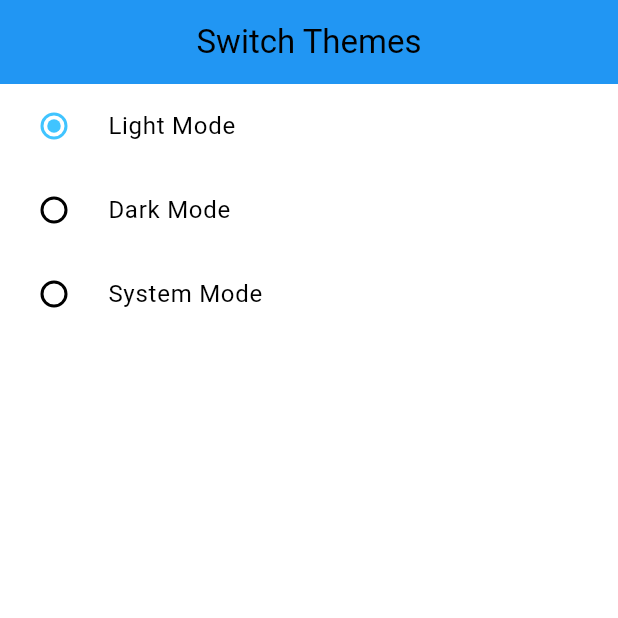
After one commit to Rashadul-hub/provider_flutter, a Flutter app: the screen it shows after launch, after a tap on "Light Mode", on a phone screen of 412 x 824 dp, the top half of it. The commit adds this screen. Run offline on Flutter 3.47's test engine with Material 3 defaults, Android fonts, the phone set to English and light mode, and no system bars.

Commit message:
(Complete)Change App Theme (Provider)

```diff
--- /dev/null
+++ b/lib/example_screens/theme/dark_theme_screen.dart
@@ -0,0 +1,44 @@
+import 'package:flutter/material.dart';
+import 'package:provider/provider.dart';
+
+import '../../provider/theme_changer_provider.dart';
+
+class DarkThemeScreen extends StatefulWidget {
+  const DarkThemeScreen({super.key});
+
+  @override
+  State<DarkThemeScreen> createState() => _DarkThemeScreenState();
+}
+
+class _DarkThemeScreenState extends State<DarkThemeScreen> {
+  @override
+  Widget build(BuildContext context) {
+    final themeChangerProvider = Provider.of<ThemeChangerProvider>(context);
+
+    return Scaffold(
+      appBar: AppBar(
+        centerTitle: true,
+        title: Text('Switch Themes'),
+      ),
+      body: Column(
+        children: [
+          RadioListTile<ThemeMode>(
+              title: Text('Light Mode'),
+              value: ThemeMode.light,
+              groupValue: themeChangerProvider.themeMode,
+              onChanged: themeChangerProvider.setTheme),
+          RadioListTile<ThemeMode>(
+              title: Text('Dark Mode'),
+              value: ThemeMode.dark,
+              groupValue: themeChangerProvider.themeMode,
+              onChanged: themeChangerProvider.setTheme),
+          RadioListTile<ThemeMode>(
+              title: Text('System Mode'),
+              value: ThemeMode.system,
+              groupValue: themeChangerProvider.themeMode,
+              onChanged: themeChangerProvider.setTheme),
+        ],
+      ),
+    );
+  }
+}
--- a/lib/main.dart
+++ b/lib/main.dart
@@ -1,10 +1,12 @@
 import 'package:flutter/material.dart';
 import 'package:provider/provider.dart';
-import 'package:provider_flutter/example_screens/favourite/favourite_screen.dart';
-import 'package:provider_flutter/example_screens/sliderColor_change_example.dart';
+
 import 'package:provider_flutter/provider/count_provider.dart';
 import 'package:provider_flutter/provider/favourite_provider.dart';
 import 'package:provider_flutter/provider/slider_color_change_provider.dart';
+import 'package:provider_flutter/provider/theme_changer_provider.dart';
+
+import 'example_screens/theme/dark_theme_screen.dart';
 
 void main() {
   runApp(const MyApp());
@@ -16,28 +18,51 @@ class MyApp extends StatelessWidget {
   // This widget is the root of your application.
   @override
   Widget build(BuildContext context) {
-
     return MultiProvider(
-
       providers: [
         ChangeNotifierProvider(create: (_) => CountProvider()),
         ChangeNotifierProvider(create: (_) => SliderColorChangeProvider()),
         ChangeNotifierProvider(create: (_) => FavouriteProvider()),
+        ChangeNotifierProvider(create: (_) => ThemeChangerProvider()),
       ],
+      child: Builder(builder: (BuildContext context) {
+        //Initialize ThemeChanger Provider Class
+        final themeChangerProvider = Provider.of<ThemeChangerProvider>(context);
 
-      child:MaterialApp(
-        debugShowCheckedModeBanner: false,
-        title: 'Flutter Demo',
-        theme: ThemeData(
+        return MaterialApp(
+          debugShowCheckedModeBanner: false,
+          title: 'Flutter Demo',
 
-          colorScheme: ColorScheme.fromSeed(seedColor: Colors.deepPurple),
-          useMaterial3: true,
-        ),
-        home:  const FavouriteScreen(),
-      ) ,
+          //Add Provider for Theme Mode
+          themeMode: themeChangerProvider.themeMode,
+
+          //Themes Demo  For Light Mode
+          theme: ThemeData(
+            brightness: Brightness.light,
+            colorScheme: ColorScheme.light(
+              primary: Colors.lightBlueAccent,
+             ),
+            appBarTheme: AppBarTheme(
+              backgroundColor: Colors.blue
+            ),
+            useMaterial3: true,
+          ),
+
+          //Themes Demo For Dark Mode
+          darkTheme: ThemeData(
+            brightness: Brightness.dark,
+            colorScheme: const ColorScheme.dark(
+              primary: Colors.red
+            ),
+            appBarTheme: AppBarTheme(
+                backgroundColor: Colors.red
+            ),
+            useMaterial3: true,
+          ),
+
+          home: const DarkThemeScreen(),
+        );
+      }),
     );
-
-
-
   }
 }
--- /dev/null
+++ b/lib/provider/theme_changer_provider.dart
@@ -0,0 +1,14 @@
+import 'package:flutter/foundation.dart';
+import 'package:flutter/material.dart';
+
+class ThemeChangerProvider with ChangeNotifier{
+
+  var _themeMode = ThemeMode.light;
+  ThemeMode get themeMode => _themeMode;
+
+  void setTheme(themeMode){
+    _themeMode = themeMode;
+    notifyListeners();
+  }
+
+}
```
